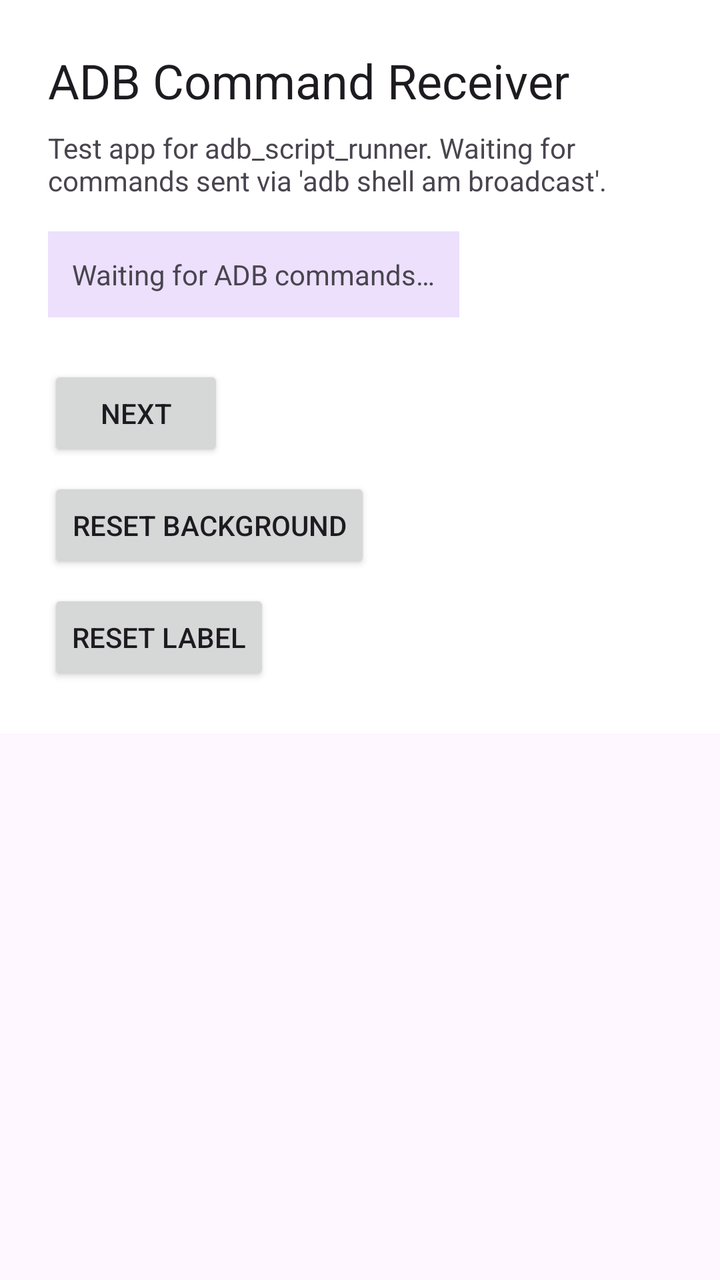
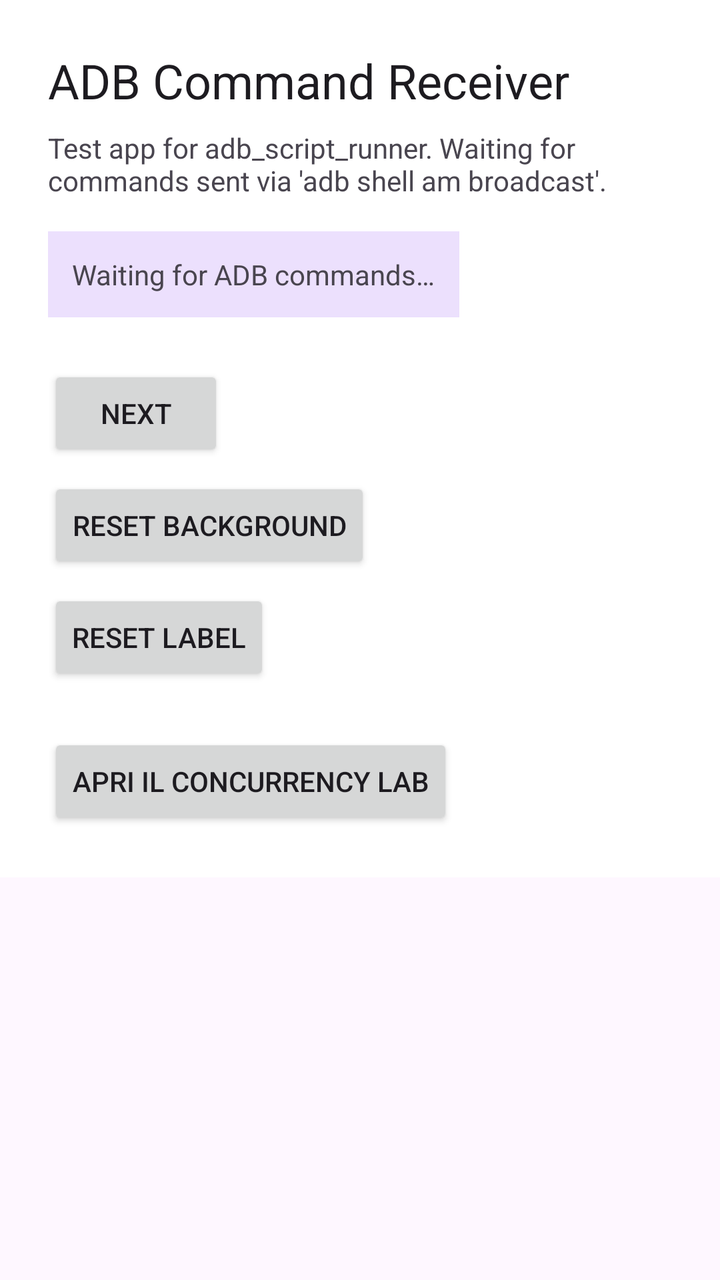

Screens rendered from an Android XML layout before and after an edit, with the pre-edit source and the edit as a unified diff.
<!-- AndroidManifest.xml: application theme Theme.ADBReceiver -->
<!-- res/layout/fragment_first.xml -->
<?xml version="1.0" encoding="utf-8"?>
<androidx.core.widget.NestedScrollView xmlns:android="http://schemas.android.com/apk/res/android"
    xmlns:app="http://schemas.android.com/apk/res-auto"
    xmlns:tools="http://schemas.android.com/tools"
    android:layout_width="match_parent"
    android:layout_height="match_parent"
    tools:context=".FirstFragment">

    <LinearLayout
        android:id="@+id/root_container"
        android:layout_width="match_parent"
        android:layout_height="match_parent"
        android:orientation="vertical"
        android:padding="24dp"
        android:background="@color/white">

        <TextView
            android:id="@+id/textview_title"
            android:layout_width="wrap_content"
            android:layout_height="wrap_content"
            android:text="@string/intro_title"
            android:textAppearance="?attr/textAppearanceHeadline5" />

        <TextView
            android:id="@+id/textview_body"
            android:layout_width="wrap_content"
            android:layout_height="wrap_content"
            android:layout_marginTop="8dp"
            android:text="@string/intro_body" />

        
        <TextView
            android:id="@+id/textview_label"
            android:layout_width="wrap_content"
            android:layout_height="wrap_content"
            android:layout_marginTop="16dp"
            android:padding="12dp"
            android:background="#1F6200EE"
            android:text="@string/default_label_text" />

        <Button
            android:id="@+id/button_first"
            android:layout_width="wrap_content"
            android:layout_height="wrap_content"
            android:layout_marginTop="24dp"
            android:text="@string/next" />

        
        <Button
            android:id="@+id/button_reset_background"
            android:layout_width="wrap_content"
            android:layout_height="wrap_content"
            android:layout_marginTop="8dp"
            android:text="@string/button_reset_background" />

        <Button
            android:id="@+id/button_reset_label"
            android:layout_width="wrap_content"
            android:layout_height="wrap_content"
            android:layout_marginTop="8dp"
            android:text="@string/button_reset_label" />

    </LinearLayout>
</androidx.core.widget.NestedScrollView>
<!-- resources referenced by this layout -->
<resources>
  <color name="white">#FFFFFFFF</color>
  <string name="button_reset_background">Reset background</string>
  <string name="button_reset_label">Reset label</string>
  <string name="default_label_text">Waiting for ADB commands…</string>
  <string name="intro_body">Test app for adb_script_runner. Waiting for commands sent via \'adb shell am broadcast\'.</string>
  <string name="intro_title">ADB Command Receiver</string>
  <string name="next">Next</string>
  <style name="Theme.ADBReceiver" parent="Base.Theme.ADBReceiver" />
  <style name="Base.Theme.ADBReceiver" parent="Theme.Material3.DayNight.NoActionBar">
          
          
      </style>
</resources>

<!-- the commit's change to res/layout/fragment_first.xml (unified diff, before → after) -->
@@ -60,5 +60,13 @@
             android:layout_marginTop="8dp"
             android:text="@string/button_reset_label" />
 
+        
+        <Button
+            android:id="@+id/button_open_lab"
+            android:layout_width="wrap_content"
+            android:layout_height="wrap_content"
+            android:layout_marginTop="24dp"
+            android:text="@string/button_open_lab" />
+
     </LinearLayout>
 </androidx.core.widget.NestedScrollView>
<!-- resource entries referenced after the edit -->
@@ -1,6 +1,7 @@
 <!-- resources referenced by this layout -->
 <resources>
   <color name="white">#FFFFFFFF</color>
+  <string name="button_open_lab">Apri il Concurrency Lab</string>
   <string name="button_reset_background">Reset background</string>
   <string name="button_reset_label">Reset label</string>
   <string name="default_label_text">Waiting for ADB commands…</string>
